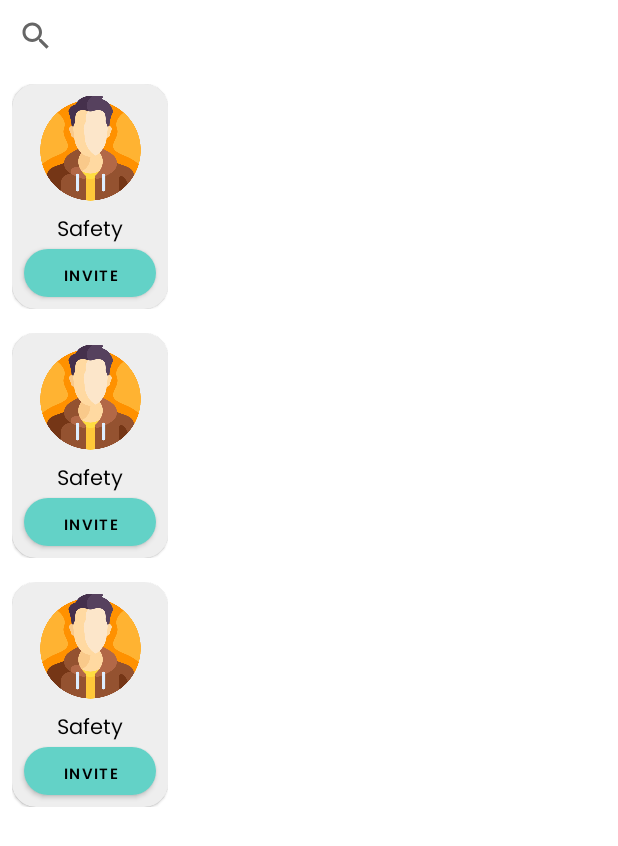
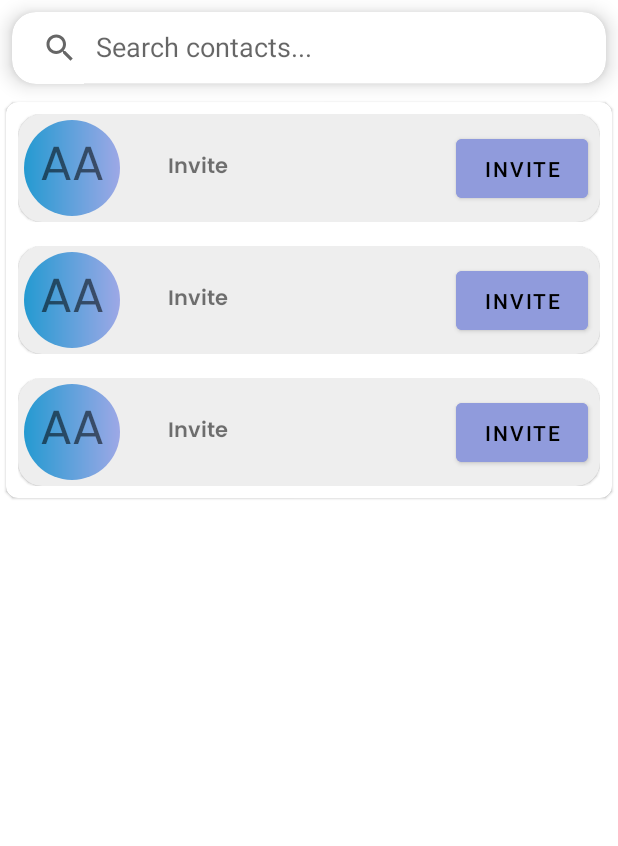
Before and after one commit to Jayamshriv/Safety, an Android app: the layout fragment_invite.xml on its own in the app's theme, with its tools: preview values and no code run, on a phone screen of 412 x 824 dp. Shown: the top 846 px of the screen. Run offline under Robolectric (Android 15) with nearby library versions, the phone set to English and light mode, and no system bars.

Commit message:
Added Invite button functioning through sms

```diff
--- a/app/src/main/AndroidManifest.xml
+++ b/app/src/main/AndroidManifest.xml
@@ -4,6 +4,7 @@
 
     <uses-permission android:name="android.permission.ACCESS_FINE_LOCATION" />
     <uses-permission android:name="android.permission.ACCESS_COARSE_LOCATION" />
+    <uses-permission android:name="android.permission.SEND_SMS"/>
     <uses-permission android:name="android.permission.READ_CONTACTS" />
 
     <application
--- a/app/src/main/java/com/example/safety/ContactDao.kt
+++ b/app/src/main/java/com/example/safety/ContactDao.kt
@@ -9,6 +9,9 @@ interface ContactDao {
     @Query("SELECT * FROM ContactModel")
     fun getAllData() : LiveData<List<ContactModel>>
 
+    @Query("SELECT * FROM ContactModel where conName = :name")
+    fun getNumber(name : String): ContactModel
+
     @Insert(onConflict = OnConflictStrategy.REPLACE)
     suspend fun insert(contactInfo: ContactModel)
 
--- a/app/src/main/java/com/example/safety/HomeFragment.kt
+++ b/app/src/main/java/com/example/safety/HomeFragment.kt
@@ -18,8 +18,6 @@ import kotlinx.coroutines.launch
 class HomeFragment : Fragment() {
 
     lateinit var binding: FragmentHomeBinding
-//    lateinit var invAdapter: inviteAdapter
-//    private val fetchedContacts: ArrayList<ContactModel> = ArrayList()
     override fun onCreate(savedInstanceState: Bundle?) {
         super.onCreate(savedInstanceState)
     }
--- a/app/src/main/java/com/example/safety/InviteFragment.kt
+++ b/app/src/main/java/com/example/safety/InviteFragment.kt
@@ -7,7 +7,7 @@ import androidx.fragment.app.Fragment
 import android.view.LayoutInflater
 import android.view.View
 import android.view.ViewGroup
-import androidx.recyclerview.widget.GridLayoutManager
+import androidx.recyclerview.widget.LinearLayoutManager
 import com.example.safety.databinding.FragmentInviteBinding
 import kotlinx.coroutines.CoroutineScope
 import kotlinx.coroutines.Dispatchers
@@ -37,7 +37,7 @@ class InviteFragment : Fragment() {
         super.onViewCreated(view, savedInstanceState)
 
         Log.v("ProfileFragment :"," 1")
-        inviteAdapter= inviteAdapter(fetchContacts())
+        inviteAdapter= inviteAdapter(requireContext(),fetchContacts())
 
         fetchContactsFromDatabase()
         Log.v("ProfileFragment :"," 2")
@@ -48,7 +48,7 @@ class InviteFragment : Fragment() {
             insertContactsInDatabase(fetchContacts())
             Log.v("ProfileFragment :"," 4")
         }
-        binding.rvHomeHorz.layoutManager = GridLayoutManager(requireContext(),3)
+        binding.rvHomeHorz.layoutManager = LinearLayoutManager(requireContext())
         binding.rvHomeHorz.adapter = inviteAdapter
 
         }
--- a/app/src/main/java/com/example/safety/MainActivity.kt
+++ b/app/src/main/java/com/example/safety/MainActivity.kt
@@ -16,7 +16,8 @@ class MainActivity : AppCompatActivity() {
     private val permissionArray= arrayOf(
         android.Manifest.permission.ACCESS_FINE_LOCATION ,
     android.Manifest.permission.ACCESS_COARSE_LOCATION,
-    android.Manifest.permission.READ_CONTACTS)
+    android.Manifest.permission.READ_CONTACTS,
+    android.Manifest.permission.SEND_SMS)
     private val permissionCode = 23
 
     override fun onCreate(savedInstanceState: Bundle?) {
--- /dev/null
+++ b/app/src/main/res/drawable/circle_image.xml
@@ -0,0 +1,9 @@
+<?xml version="1.0" encoding="utf-8"?>
+<shape xmlns:android="http://schemas.android.com/apk/res/android"
+    android:shape="oval">
+
+    <gradient android:type="linear"
+        android:startColor="#249AD1"
+        android:endColor="#9DA8E6"/>
+
+</shape>
--- a/app/src/main/res/drawable/round_corners.xml
+++ b/app/src/main/res/drawable/round_corners.xml
@@ -1,7 +1,7 @@
 <?xml version="1.0" encoding="utf-8"?>
 <shape xmlns:android="http://schemas.android.com/apk/res/android"
     android:shape="rectangle">
-    <solid android:color="@color/green"/>
+    <solid android:color="@color/light_purple"/>
     <corners android:radius="@dimen/dimen_32dp"/>
     <padding android:left="0dp"/>
 
--- a/app/src/main/res/layout/fragment_invite.xml
+++ b/app/src/main/res/layout/fragment_invite.xml
@@ -8,15 +8,33 @@
     android:layout_height="match_parent"
     tools:context=".InviteFragment">
 
-    <SearchView
-        android:id="@+id/searchView"
+    <com.google.android.material.card.MaterialCardView
         android:layout_width="match_parent"
         android:layout_height="wrap_content"
-        android:queryHint="Search contacts..."/>
+        android:layout_margin="@dimen/dimen_8dp"
+        app:cardCornerRadius="@dimen/dimen_16dp"
+        app:cardElevation="@dimen/dimen_8dp">
+
+        <androidx.appcompat.widget.SearchView
+            android:id="@+id/searchView"
+            android:layout_width="match_parent"
+            android:layout_height="wrap_content"
+            app:iconifiedByDefault="false"
+            app:queryHint="Search contacts..." />
+
+    </com.google.android.material.card.MaterialCardView>
+
+    <com.google.android.material.card.MaterialCardView
+        android:layout_width="match_parent"
+        android:layout_height="wrap_content"
+        android:layout_margin="@dimen/dimen_4dp"
+        android:elevation="@dimen/dimen_4dp"
+        app:cardCornerRadius="@dimen/dimen_8dp">
     <androidx.recyclerview.widget.RecyclerView
         android:id="@+id/rvHomeHorz"
         tools:listitem="@layout/item_invite"
         android:layout_width="match_parent"
         android:layout_height="wrap_content"/>
+    </com.google.android.material.card.MaterialCardView>
 
 </LinearLayout>
--- a/app/src/main/res/layout/item_invite.xml
+++ b/app/src/main/res/layout/item_invite.xml
@@ -2,14 +2,14 @@
 <androidx.constraintlayout.widget.ConstraintLayout xmlns:android="http://schemas.android.com/apk/res/android"
     xmlns:app="http://schemas.android.com/apk/res-auto"
     xmlns:tools="http://schemas.android.com/tools"
-    android:layout_width="wrap_content"
+    android:layout_width="match_parent"
     android:layout_height="wrap_content"
     android:layout_margin="@dimen/dimen_8dp">
 
     <com.google.android.material.card.MaterialCardView
         android:id="@+id/cvInvite"
-        android:layout_width="wrap_content"
-        android:layout_height="@dimen/dimen_150dp"
+        android:layout_width="match_parent"
+        android:layout_height="wrap_content"
         app:cardBackgroundColor="@color/white"
         app:cardCornerRadius="@dimen/dimen_16dp"
         app:layout_constraintStart_toStartOf="parent"
@@ -17,51 +17,58 @@
 
         <androidx.constraintlayout.widget.ConstraintLayout
             android:layout_width="match_parent"
-            android:layout_height="match_parent">
+            android:layout_height="wrap_content">
 
-            <ImageView
-                android:id="@+id/inviteImage"
-                android:layout_width="70dp"
-                android:layout_height="80dp"
-                android:scaleType="fitCenter"
-                android:src="@drawable/ic_male_person"
-                app:layout_constraintBottom_toTopOf="@+id/tVInvite"
-                app:layout_constraintEnd_toEndOf="parent"
+            <FrameLayout
+                android:id="@+id/initials"
+                android:layout_width="wrap_content"
+                android:layout_height="wrap_content"
                 app:layout_constraintStart_toStartOf="parent"
-                app:layout_constraintTop_toTopOf="parent"
-                app:layout_constraintVertical_bias="0.492"/>
+                app:layout_constraintTop_toTopOf="parent">
+
+                <ImageView
+                    android:layout_width="@dimen/dimen_64dp"
+                    android:layout_height="@dimen/dimen_64dp"
+                    android:layout_margin="@dimen/dimen_4dp"
+                    android:background="@drawable/circle_image" />
+
+                <TextView
+                    android:layout_width="wrap_content"
+                    android:layout_height="wrap_content"
+                    android:layout_gravity="center"
+                    android:fontFamily="@font/poppins_regular"
+                    android:textSize="32sp"
+                    android:text="AA" />
+            </FrameLayout>
 
             <TextView
                 android:id="@+id/tVInvite"
-                android:layout_width="match_parent"
+                android:layout_width="@dimen/dimen_180dp"
                 android:layout_height="wrap_content"
-                android:fontFamily="@font/poppins_regular"
-                android:gravity="center_horizontal"
-                android:text="@string/app_name"
+                android:ellipsize="end"
+                android:fontFamily="@font/poppins_semi_bold"
                 android:maxLines="1"
-                android:textColor="@color/black"
+                android:padding="@dimen/dimen_8dp"
                 android:textSize="@dimen/dimen_14sp"
-                app:layout_constraintBottom_toTopOf="@+id/inviteBtn"
-                app:layout_constraintEnd_toEndOf="parent"
-                app:layout_constraintStart_toStartOf="parent" />
+                app:layout_constraintBottom_toBottomOf="parent"
+                app:layout_constraintEnd_toStartOf="@+id/inviteBtn"
+                app:layout_constraintStart_toEndOf="@id/initials"
+                app:layout_constraintTop_toTopOf="parent"
+                tools:text="@string/invite" />
+
 
             <com.google.android.material.button.MaterialButton
                 android:id="@+id/inviteBtn"
-                android:layout_width="match_parent"
-                android:layout_height="@dimen/dimen_32dp"
-                android:maxHeight="@dimen/dimen_32dp"
+                android:layout_width="wrap_content"
+                android:layout_height="wrap_content"
                 android:layout_margin="@dimen/dimen_8dp"
-                android:layout_marginBottom="@dimen/dimen_8dp"
-                android:background="@drawable/round_corners"
-                android:fontFamily="@font/poppins_semi_bold"
-                android:gravity="center"
+                android:backgroundTint="@color/light_purple"
+                android:padding="@dimen/dimen_10dp"
                 android:text="@string/invite"
                 android:textColor="@color/black"
-                android:textSize="@dimen/dimen_10sp"
                 app:layout_constraintBottom_toBottomOf="parent"
                 app:layout_constraintEnd_toEndOf="parent"
-                app:layout_constraintStart_toStartOf="parent" />
-
+                app:layout_constraintTop_toTopOf="parent" />
         </androidx.constraintlayout.widget.ConstraintLayout>
     </com.google.android.material.card.MaterialCardView>
 </androidx.constraintlayout.widget.ConstraintLayout>
--- a/app/src/main/res/values/colors.xml
+++ b/app/src/main/res/values/colors.xml
@@ -11,4 +11,5 @@
     <color name="red">#ec6f78</color>
     <color name="grey">#706F6F</color>
     <color name="light_green">#9AFBF2</color>
+    <color name="light_purple">#909BDC</color>
 </resources>
--- a/app/src/main/res/values/dimens.xml
+++ b/app/src/main/res/values/dimens.xml
@@ -14,5 +14,7 @@
     <!-- Default screen margins, per the Android Design guidelines. -->
     <dimen name="activity_horizontal_margin">16dp</dimen>
     <dimen name="activity_vertical_margin">16dp</dimen>
+    <dimen name="dimen_10dp">10dp</dimen>
+    <dimen name="dimen_64dp">64dp</dimen>
 
 </resources>
```
Also changed, not shown: app/src/main/java/com/example/safety/inviteAdapter.kt (+28 -6 lines), app/src/main/res/layout/fragment_profile.xml (+25 -17 lines).
